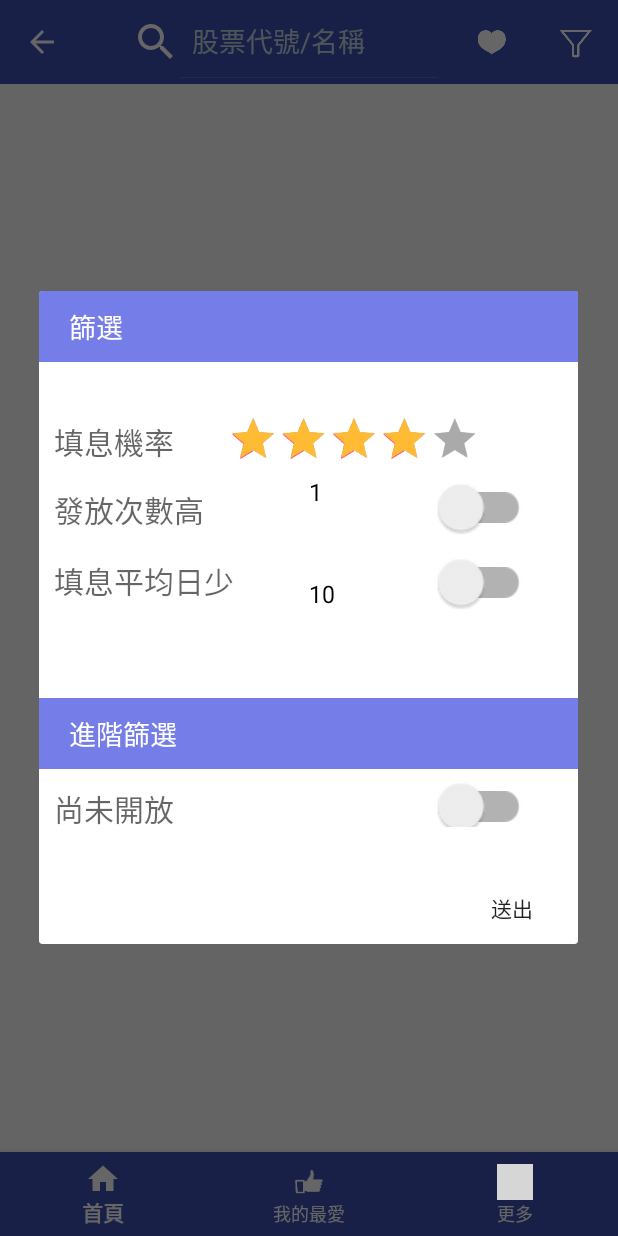
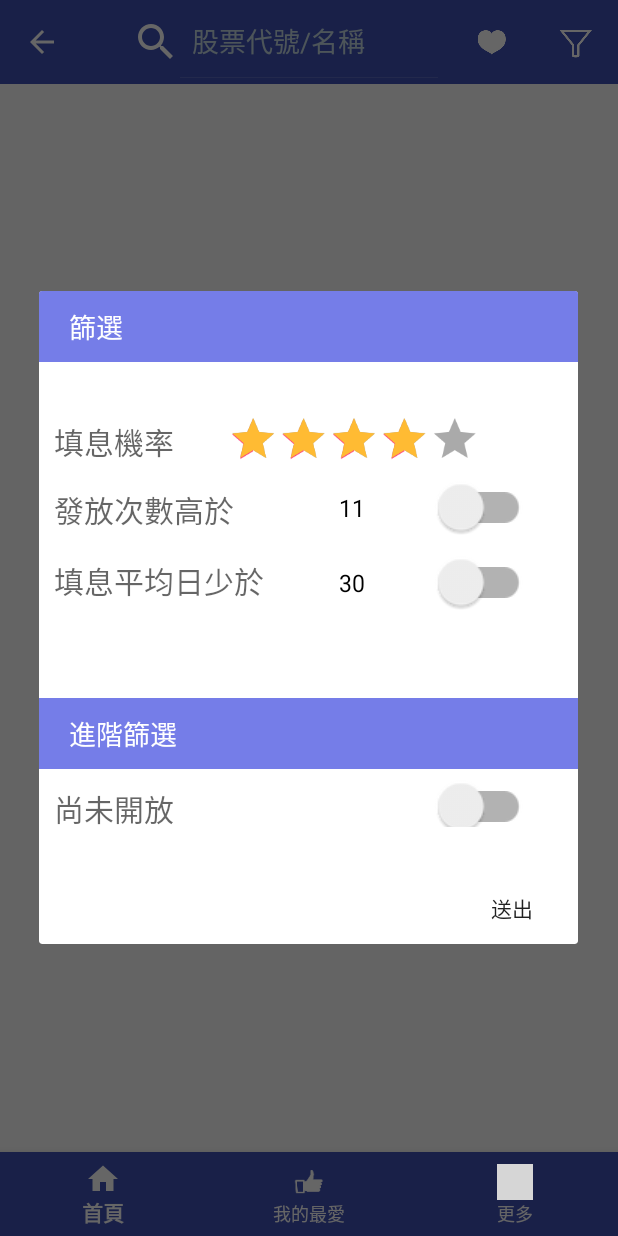
Before and after one commit to empirejames/StockParser, an Android app: the MainActivity screen opened directly, with no data from a screen before it, after a tap on "篩選", on a phone screen of 412 x 824 dp. Run offline under Robolectric (Android 15) with nearby library versions, the phone set to English and light mode, and no system bars; our stand-ins replace Firebase (no records; nobody signed in at launch, a user with empty details on screens opened directly); libraries missing offline, so code that uses them is left out: au.com.bytecode; 5 statements that could not run were skipped; 2 other taps on this screen came first; grey boxes are pictures that could not be loaded.

Commit message:
fix little bug for filter

```diff
--- a/app/src/main/java/com/james/stockparser/MainActivity.java
+++ b/app/src/main/java/com/james/stockparser/MainActivity.java
@@ -275,7 +275,8 @@ public class MainActivity extends AppCompatActivity {
         avgNumAdapter = new ArrayAdapter<>(MainActivity.this, android.R.layout.simple_spinner_dropdown_item, avgList);
         countNumber.setAdapter(countNumAdapter);
         avgNumber.setAdapter(avgNumAdapter);
-
+        countNumber.setSelection(10); //sharepreffence
+        avgNumber.setSelection(2);//sharepreffence
 
         countNumber.setOnItemSelectedListener(new AdapterView.OnItemSelectedListener() {
             @Override
--- a/app/src/main/java/com/james/stockparser/MyAdapter.java
+++ b/app/src/main/java/com/james/stockparser/MyAdapter.java
@@ -79,7 +79,7 @@ public class MyAdapter extends BaseAdapter implements Filterable {
         final CheckBox cbDel = (CheckBox) row.findViewById(R.id.checkbox_delete);
         if (!isVistor) {
             cb.setVisibility(View.VISIBLE);
-        }else{
+        } else {
             cb.setVisibility(View.GONE);
             cbDel.setVisibility(View.GONE);
         }
@@ -87,15 +87,15 @@ public class MyAdapter extends BaseAdapter implements Filterable {
             cb.setVisibility(View.GONE);
             //cbDel.setVisibility(View.VISIBLE);
         }
-        if(deleteContext){
-            if (!page2){
+        if (deleteContext) {
+            if (!page2) {
                 cb.setVisibility(View.VISIBLE);
-            }else{
+            } else {
                 cbDel.setVisibility(View.VISIBLE);
             }
-            if (page2 && deleteContext){
+            if (page2 && deleteContext) {
                 cbDel.setVisibility(View.VISIBLE);
-            }else{
+            } else {
                 cbDel.setVisibility(View.GONE);
             }
         }
@@ -117,8 +117,8 @@ public class MyAdapter extends BaseAdapter implements Filterable {
         TextView releaseCount = (TextView) row.findViewById(R.id.releaseName);
         releaseCount.setText(item.getReleaseCount());
 
-
         TextView tianxiDay = (TextView) row.findViewById(R.id.taixiaverageName);
+        tianxiDay.setText(item.getTianxiDay());
 
         TextView thisYear = (TextView) row.findViewById(R.id.thisyearName);
         if (item.getThisYear().equals("")) {
@@ -143,11 +143,11 @@ public class MyAdapter extends BaseAdapter implements Filterable {
             @Override
             public void onCheckedChanged(CompoundButton buttonView, boolean isChecked) {
                 String sn = stockNumber.getText().toString();
-                if (isChecked ){
+                if (isChecked) {
                     Log.e(TAG, " Remove : " + sn);
                     toDelete.add(sn);
                     convertView.invalidate();
-                   // myFavorite.remove(sn);
+                    // myFavorite.remove(sn);
                 }
             }
         });
@@ -164,13 +164,15 @@ public class MyAdapter extends BaseAdapter implements Filterable {
     public ArrayList<String> getFavorite() {
         return myFavorite;
     }
+
     public ArrayList<String> getToDelete() {
         return toDelete;
     }
-    public void showCheckBox(boolean show){
-        if(show){
+
+    public void showCheckBox(boolean show) {
+        if (show) {
             deleteContext = true;
-        }else{
+        } else {
             deleteContext = false;
         }
         notifyDataSetChanged();
--- a/app/src/main/res/layout/my_dialog.xml
+++ b/app/src/main/res/layout/my_dialog.xml
@@ -46,17 +46,23 @@
             android:layout_height="wrap_content"
             android:layout_marginLeft="42dp"
             android:layout_marginStart="42dp"
-            android:layout_alignTop="@+id/switchAvgDay"
+            android:textColor="@color/colorBlack"
+            android:textSize="20dp"
             android:layout_toRightOf="@+id/switchAvgDay"
-            android:layout_toEndOf="@+id/switchAvgDay" />
+            android:layout_toEndOf="@+id/switchAvgDay"
+            android:layout_alignTop="@+id/switchAvgDayBtn"
+            android:layout_alignBottom="@+id/switchAvgDay" />
 
         <Spinner
             android:id="@+id/spinner_countNumber"
             android:layout_width="wrap_content"
             android:layout_height="wrap_content"
-            android:layout_above="@+id/switchAvgDay"
+            android:textColor="@color/colorBlack"
+            android:textSize="20dp"
+            android:layout_below="@+id/ratingBarSelect"
             android:layout_alignLeft="@+id/spinner_avgNumber"
-            android:layout_alignStart="@+id/spinner_avgNumber" />
+            android:layout_alignStart="@+id/spinner_avgNumber"
+            android:layout_above="@+id/switchAvgDay" />
 
         <TextView
             android:id="@+id/ratingbarText"
@@ -87,7 +93,7 @@
             android:id="@+id/switchCount"
             android:layout_width="wrap_content"
             android:layout_height="wrap_content"
-            android:text="發放次數高"
+            android:text="發放次數高於"
             android:textAppearance="?android:attr/textAppearanceMedium"
             android:layout_below="@+id/ratingBarSelect"
             android:layout_alignParentLeft="true"
@@ -113,7 +119,7 @@
             android:id="@+id/switchAvgDay"
             android:layout_width="wrap_content"
             android:layout_height="wrap_content"
-            android:text="填息平均日少"
+            android:text="填息平均日少於"
             android:textAppearance="?android:attr/textAppearanceMedium"
             android:layout_below="@+id/switchCountBtn"
             android:layout_alignParentLeft="true"
```
